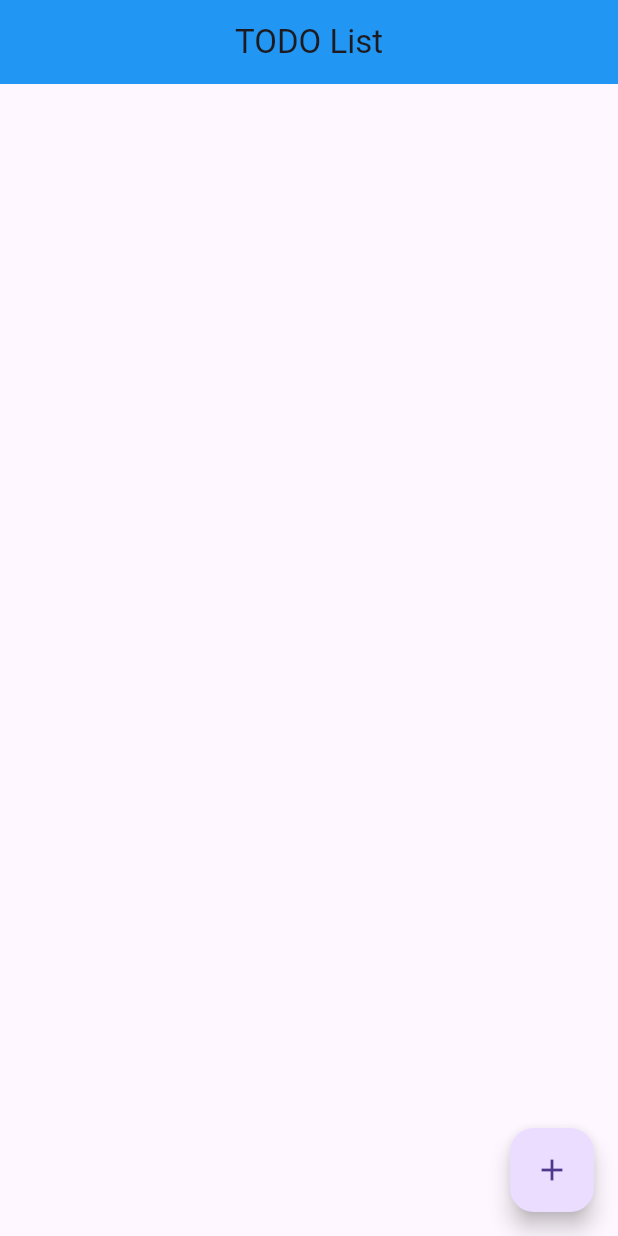
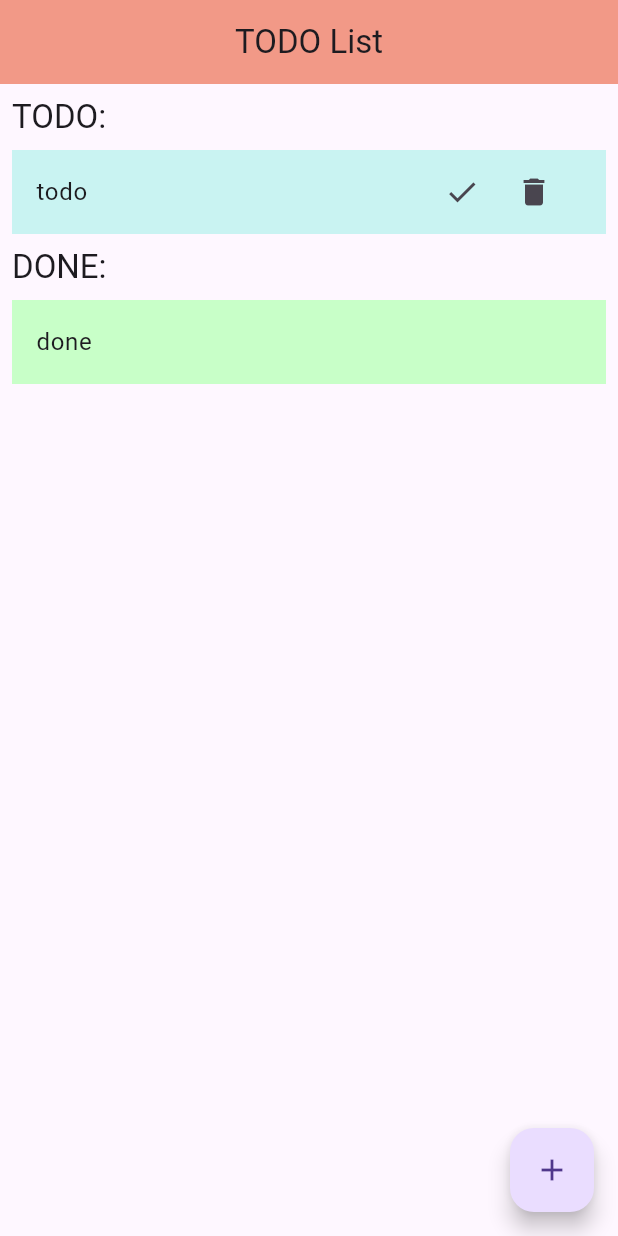
Before and after one commit to AugustSnow1127/flutter_todo_list, a Flutter app: the screen it shows after launch, on a phone screen of 412 x 824 dp. Run offline on Flutter 3.47's test engine with Material 3 defaults, Android fonts, the phone set to English and light mode, and no system bars.

Commit message:
add label of todo and done

```diff
--- a/lib/widgets/home_page.dart
+++ b/lib/widgets/home_page.dart
@@ -6,18 +6,20 @@ class HomePage extends StatelessWidget {
 
   @override
   Widget build(BuildContext context) {
+    final todoListKey =
+        GlobalKey<TodoListState>(); // 定義一個 GlobalKey 來控制 TodoList
+
     return Scaffold(
       appBar: AppBar(
         title: const Text('TODO List'),
         centerTitle: true,
-        backgroundColor: Colors.blue,
+        backgroundColor: const Color.fromARGB(255, 242, 153, 135),
       ),
-      body: const Center(
-        child: TodoList(),
+      body: Center(
+        child: TodoList(key: todoListKey),
       ),
       floatingActionButton: FloatingActionButton(
         onPressed: () {
-          // 確保上下文來自 MaterialApp 的後代
           showDialog(
             context: context,
             builder: (BuildContext dialogContext) {
@@ -41,7 +43,7 @@ class HomePage extends StatelessWidget {
                   ),
                   TextButton(
                     onPressed: () {
-                      // TODO: 實作新增待辦事項的功能
+                      todoListKey.currentState?.addTodo(newTask);
                       Navigator.pop(dialogContext);
                     },
                     child: const Text('確定'),
--- a/lib/widgets/todo_list.dart
+++ b/lib/widgets/todo_list.dart
@@ -4,26 +4,108 @@ class TodoList extends StatefulWidget {
   const TodoList({super.key});
 
   @override
-  State<TodoList> createState() => _TodoListState();
+  State<TodoList> createState() => TodoListState();
 }
 
-class _TodoListState extends State<TodoList> {
-  final List<String> _todos = [];
+class TodoListState extends State<TodoList> {
+  final List<String> _todos = ['todo'];
+  final List<String> _doneTodos = ['done'];
 
-  void _addTodo(String task) {
+  void addTodo(String task) {
+    if (task.trim() == '') {
+      ScaffoldMessenger.of(context)
+          .showSnackBar(const SnackBar(content: Text('待辦事項不可為空')));
+    } else {
+      setState(() {
+        _todos.insert(0, task);
+      });
+    }
+  }
+
+  void markAsDone(int index) {
     setState(() {
-      _todos.add(task);
+      _doneTodos.insert(0, _todos[index]);
+      _todos.removeAt(index);
+    });
+  }
+
+  void removeTodo(int index) {
+    setState(() {
+      _todos.removeAt(index);
     });
   }
 
   @override
   Widget build(BuildContext context) {
     return ListView.builder(
-      itemCount: _todos.length,
+      itemCount: _todos.length +
+          _doneTodos.length +
+          2, // +2 for the TODO and DONE headers
       itemBuilder: (context, index) {
-        return ListTile(
-          title: Text(_todos[index]),
-        );
+        if (index == 0) {
+          // Header for TODO list
+          return Padding(
+            padding: const EdgeInsets.only(top: 8.0, left: 8.0, right: 8.0),
+            child: Align(
+              alignment: Alignment.centerLeft,
+              child: Text(
+                'TODO:',
+                style: Theme.of(context).textTheme.titleLarge,
+              ),
+            ),
+          );
+        } else if (index <= _todos.length) {
+          // Items in TODO list
+          final todoIndex = index - 1;
+          return Padding(
+            padding: const EdgeInsets.all(8.0),
+            child: ClipRRect(
+              borderRadius: BorderRadius.circular(16.0),
+              child: ListTile(
+                title: Text(_todos[todoIndex]),
+                trailing: Row(
+                  mainAxisSize: MainAxisSize.min,
+                  children: [
+                    IconButton(
+                      icon: const Icon(Icons.check),
+                      onPressed: () => markAsDone(todoIndex),
+                    ),
+                    IconButton(
+                      icon: const Icon(Icons.delete),
+                      onPressed: () => removeTodo(todoIndex),
+                    ),
+                  ],
+                ),
+                tileColor: const Color.fromARGB(255, 201, 243, 242),
+              ),
+            ),
+          );
+        } else if (index == _todos.length + 1) {
+          // Header for DONE list
+          return Padding(
+            padding: const EdgeInsets.symmetric(horizontal: 8.0),
+            child: Align(
+              alignment: Alignment.centerLeft,
+              child: Text(
+                'DONE:',
+                style: Theme.of(context).textTheme.titleLarge,
+              ),
+            ),
+          );
+        } else {
+          // Items in DONE list
+          final doneIndex = index - _todos.length - 2;
+          return Padding(
+            padding: const EdgeInsets.all(8.0),
+            child: ClipRRect(
+              borderRadius: BorderRadius.circular(16.0),
+              child: ListTile(
+                title: Text(_doneTodos[doneIndex]),
+                tileColor: const Color.fromARGB(255, 200, 255, 200),
+              ),
+            ),
+          );
+        }
       },
     );
   }
```
